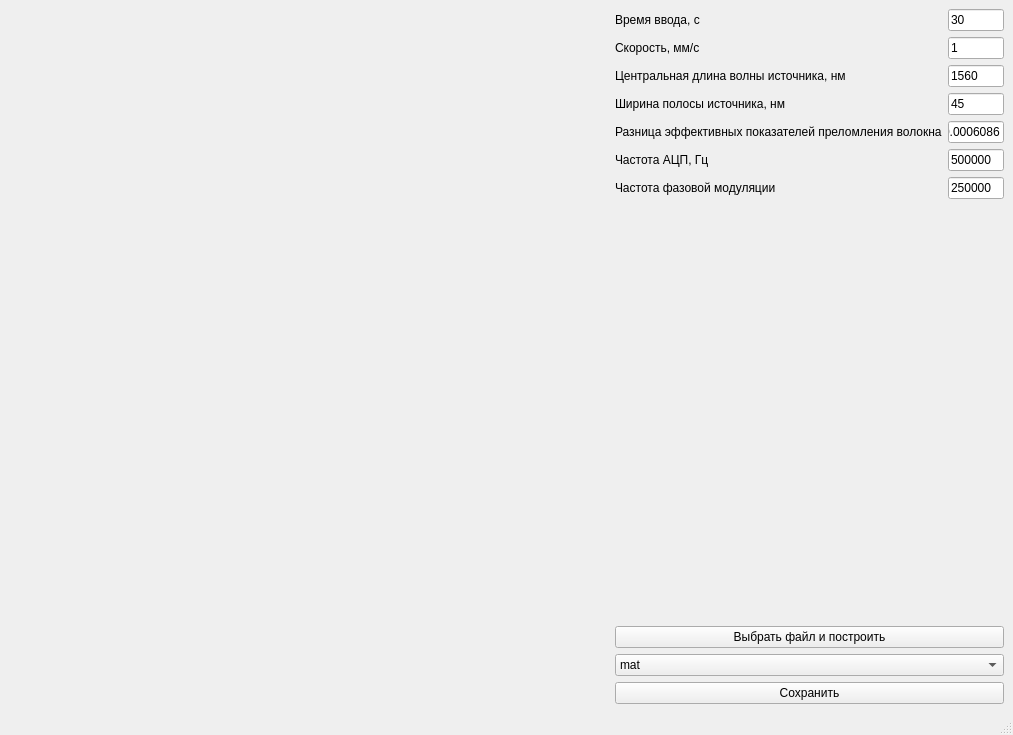
Before: the Qt Designer form GUI/mainwindow.ui in AnkushinDaniil/Analizator, drawn with Qt 5.
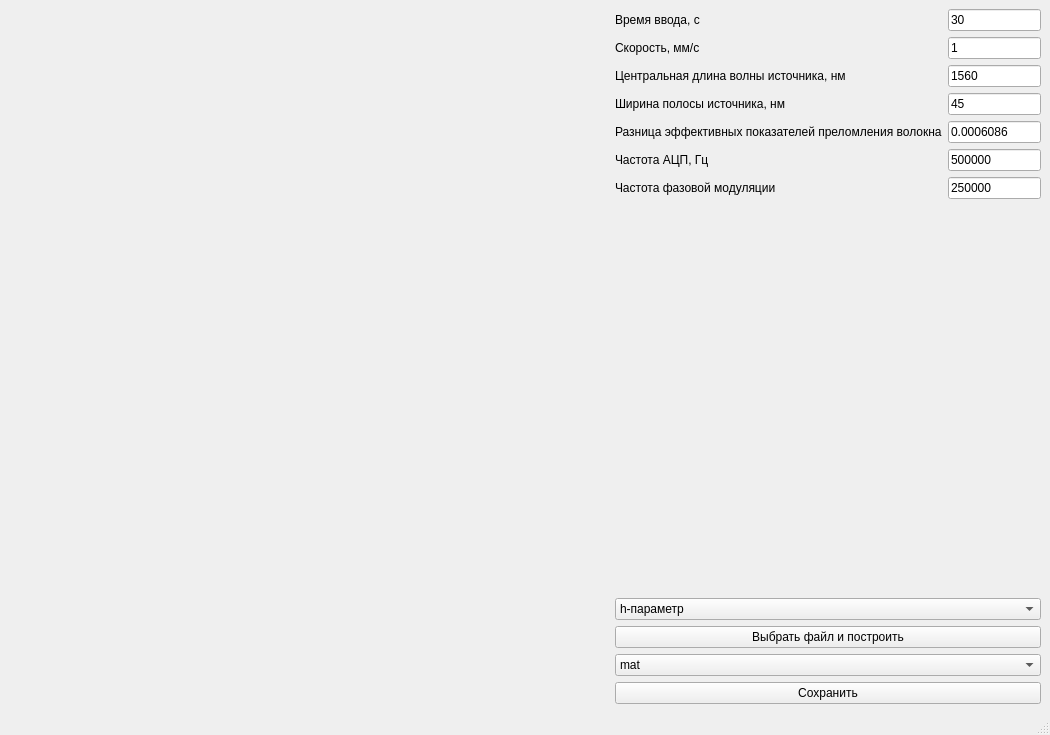
After: the same form once the commit is applied. Custom widgets are drawn as their Qt base class.

```diff
--- a/GUI/mainwindow.ui
+++ b/GUI/mainwindow.ui
@@ -6,7 +6,7 @@
    <rect>
     <x>0</x>
     <y>0</y>
-    <width>1013</width>
+    <width>1050</width>
     <height>735</height>
    </rect>
   </property>
@@ -143,6 +143,20 @@
         </item>
        </layout>
       </item>
+      <item>
+       <widget class="QComboBox" name="graphType">
+        <item>
+         <property name="text">
+          <string>h-параметр</string>
+         </property>
+        </item>
+        <item>
+         <property name="text">
+          <string>Видность</string>
+         </property>
+        </item>
+       </widget>
+      </item>
       <item>
        <widget class="QPushButton" name="openButton">
         <property name="text">
```
Left out of the diff: 10 changed lines with no effect on the pictures.
